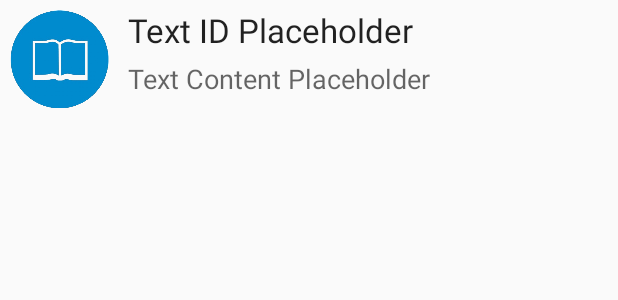
After one commit to larssonwilly/Story-app-2, an Android app: the layout story_showcase_list_layout.xml on its own in the app's theme, with its tools: preview values and no code run, on a phone screen of 412 x 824 dp. The commit adds this screen. Shown: the top 300 px of the screen. Run offline under Robolectric (Android 15) with nearby library versions, the phone set to English and light mode, and no system bars.

Commit message:
Renamed to better follow naming conventions

```diff
--- a/app/src/main/AndroidManifest.xml
+++ b/app/src/main/AndroidManifest.xml
@@ -30,7 +30,7 @@
             android:label="@string/app_name" >
         </activity>
         <activity
-            android:name=".storyShowcase"
+            android:name=".StoryShowcaseActivity"
             android:label="@string/title_activity_story_showcase" >
         </activity>
     </application>
--- a/app/src/main/java/com/example/willy/storyapp2/MainActivity.java
+++ b/app/src/main/java/com/example/willy/storyapp2/MainActivity.java
@@ -121,7 +121,7 @@ public class MainActivity extends ActionBarActivity {
     // Enter the StoryShowcase activity
     public void startShowcase(){
 
-        Intent intent = new Intent(this, storyShowcase.class);
+        Intent intent = new Intent(this, StoryShowcaseActivity.class);
         startActivity(intent);
 
     }
--- a/app/src/main/res/layout/activity_story_showcase.xml
+++ b/app/src/main/res/layout/activity_story_showcase.xml
@@ -4,12 +4,12 @@
     android:paddingRight="@dimen/activity_horizontal_margin"
     android:paddingTop="@dimen/activity_vertical_margin"
     android:paddingBottom="@dimen/activity_vertical_margin"
-    tools:context="com.example.willy.storyapp2.storyShowcase">
+    tools:context="com.example.willy.storyapp2.StoryShowcaseActivity">
 
     <ListView
         android:layout_width="wrap_content"
         android:layout_height="wrap_content"
-        android:id="@+id/listView"
+        android:id="@+id/storyListView"
         android:layout_alignParentBottom="true"
         android:layout_alignParentLeft="true"
         android:layout_alignParentStart="true"
--- /dev/null
+++ b/app/src/main/res/layout/story_showcase_list_layout.xml
@@ -0,0 +1,35 @@
+<?xml version="1.0" encoding="utf-8"?>
+<RelativeLayout xmlns:android="http://schemas.android.com/apk/res/android"
+    android:layout_width="match_parent" android:layout_height="match_parent"
+    android:id="@+id/storyShowcaseLayout">
+
+    <ImageView
+        android:layout_width="80dp"
+        android:layout_height="80dp"
+        android:id="@+id/storyTellerLogoView"
+        android:layout_alignParentTop="true"
+        android:layout_alignParentLeft="true"
+        android:layout_alignParentStart="true"
+        android:src="@drawable/storyteller_logo_alpha" />
+
+    <TextView
+        android:layout_width="wrap_content"
+        android:layout_height="wrap_content"
+        android:textAppearance="?android:attr/textAppearanceLarge"
+        android:text="Text ID Placeholder"
+        android:id="@+id/storyIdTextView"
+        android:layout_alignParentTop="true"
+        android:layout_toRightOf="@+id/storyTellerLogoView"
+        android:layout_toEndOf="@+id/storyTellerLogoView"
+        android:layout_margin="5dp" />
+
+    <TextView
+        android:layout_width="wrap_content"
+        android:layout_height="wrap_content"
+        android:textAppearance="?android:attr/textAppearanceMedium"
+        android:text="Text Content Placeholder"
+        android:id="@+id/storyContentTextView"
+        android:layout_below="@+id/storyIdTextView"
+        android:layout_alignLeft="@+id/storyIdTextView"
+        android:layout_alignStart="@+id/storyIdTextView" />
+</RelativeLayout>
--- a/app/src/main/res/menu/menu_story_showcase.xml
+++ b/app/src/main/res/menu/menu_story_showcase.xml
@@ -1,7 +1,7 @@
 <menu xmlns:android="http://schemas.android.com/apk/res/android"
     xmlns:app="http://schemas.android.com/apk/res-auto"
     xmlns:tools="http://schemas.android.com/tools"
-    tools:context="com.example.willy.storyapp2.storyShowcase">
+    tools:context="com.example.willy.storyapp2.StoryShowcaseActivity">
     <item android:id="@+id/action_settings" android:title="@string/action_settings"
         android:orderInCategory="100" app:showAsAction="never" />
 </menu>
```
Also changed, not shown: app/src/main/java/com/example/willy/storyapp2/StoryShowcaseActivity.java (renamed from app/src/main/java/com/example/willy/storyapp2/storyShowcase.java, +10 -7 lines), app/src/main/java/com/example/willy/storyapp2/StoryShowcaseAdapter.java (added, +43 -0 lines), app/src/main/res/drawable-hdpi/storyteller_logo.png (added), app/src/main/res/drawable-hdpi/storyteller_logo_alpha.png (added).
